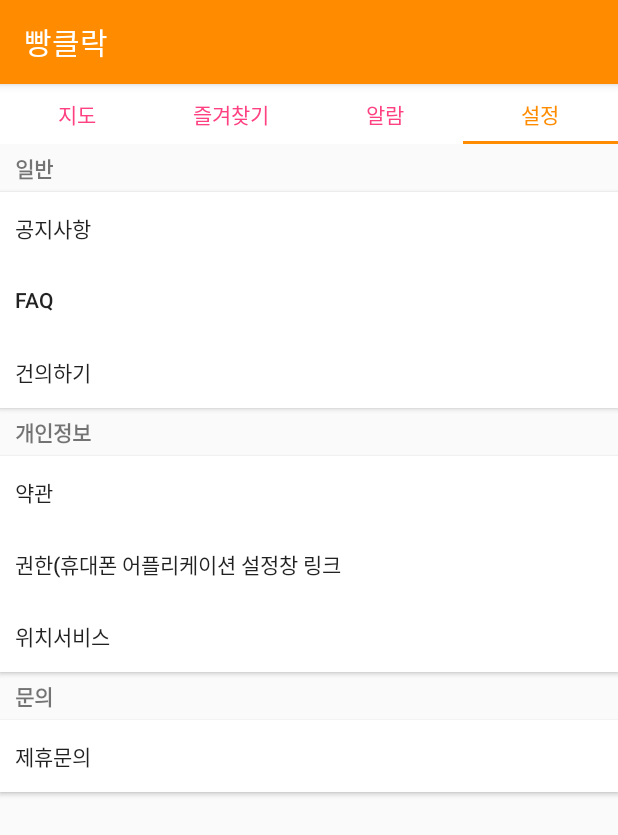
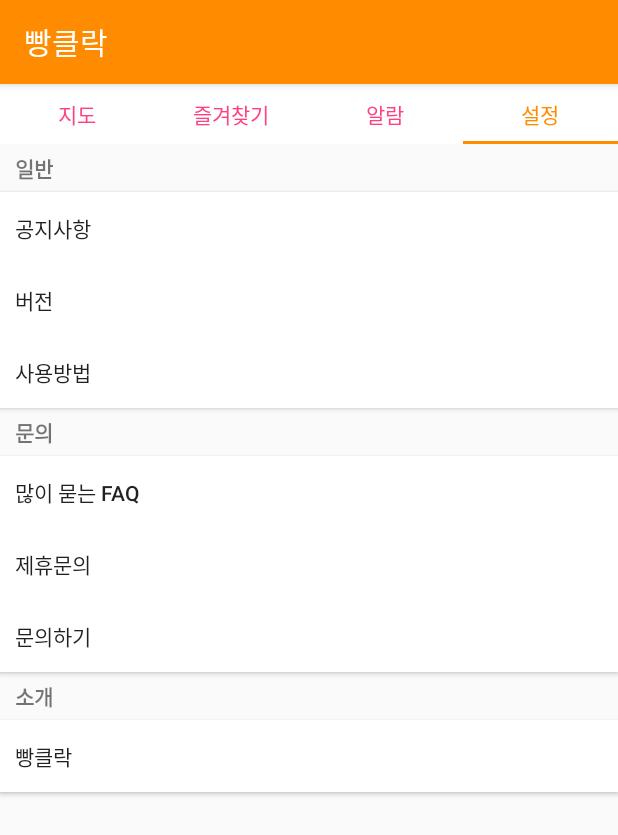
Before and after one commit to parksodam0328/BreadClock, an Android app: the screen it shows after launch (BarActivity), tab 4 chosen, on a phone screen of 412 x 824 dp. Shown: the top 835 px of the screen. Run offline under Robolectric (Android 15) with nearby library versions, the phone set to English and light mode, and no system bars.

Commit message:
- 설정부분 수정 - 버튼 클릭시 버튼내용 창이 뜨게끔

```diff
--- a/app/build.gradle
+++ b/app/build.gradle
@@ -26,6 +26,7 @@ dependencies {
     androidTestCompile('com.android.support.test.espresso:espresso-core:2.2.2', {
         exclude group: 'com.android.support', module: 'support-annotations'
     })
+    //설정 펼쳐지는것
     compile 'com.google.android.gms:play-services-maps:11.0.0'
     compile 'com.google.android.gms:play-services-location:11.0.0'
     compile 'com.android.support:appcompat-v7:25.1.1'
@@ -34,5 +35,6 @@ dependencies {
     compile 'noman.placesapi:placesAPI:1.1.3'
     compile 'com.android.support:multidex:1.0.1'
     compile 'com.android.support:support-v4:25.3.1'
+    compile 'com.ms-square:expandableTextView:0.1.4'
     testCompile 'junit:junit:4.12'
 }
--- a/app/src/main/AndroidManifest.xml
+++ b/app/src/main/AndroidManifest.xml
@@ -32,7 +32,8 @@
         <activity android:name=".NotificationSomethings" />
         <activity android:name=".NotificationMainActivity" />
         <activity android:name=".BarActivity" />
-        <activity android:name=".MapMarkersActivity"></activity>
+        <activity android:name=".MapMarkersFragment" />
+        <activity android:name=".NoticeActivity"></activity>
     </application>
 
 </manifest>
--- a/app/src/main/res/layout/fragment_set.xml
+++ b/app/src/main/res/layout/fragment_set.xml
@@ -10,6 +10,8 @@
         android:layout_marginTop="5dp"
         android:layout_marginBottom="5dp"
         android:textStyle="bold"
+        android:visibility="visible"
+
         />
 
     <Button
@@ -19,7 +21,22 @@
         android:background="@drawable/button_setting"
         android:gravity="left|center_vertical"
         android:paddingLeft="10dp"
-        android:text="공지사항" />
+        android:text="공지사항"
+        android:visibility="visible"
+
+        />
+
+    <TextView
+        android:layout_width="wrap_content"
+        android:layout_height="wrap_content"
+        android:paddingLeft="10dp"
+        android:text="공지사항에 들어갈 내용들........."
+        android:layout_marginTop="5dp"
+        android:layout_marginBottom="5dp"
+        android:textStyle="bold"
+        android:visibility="gone"
+        />
+
 
 
     <Button
@@ -29,7 +46,10 @@
         android:background="@drawable/button_setting"
         android:gravity="left|center_vertical"
         android:paddingLeft="10dp"
-        android:text="FAQ" />
+        android:text="버전"
+        android:visibility="visible"
+        />
+
 
     <Button
         android:id="@+id/button5"
@@ -38,45 +58,7 @@
         android:background="@drawable/button_setting"
         android:gravity="left|center_vertical"
         android:paddingLeft="10dp"
-        android:text="건의하기" />
-
-
-    <TextView
-        android:layout_width="wrap_content"
-        android:layout_height="wrap_content"
-        android:paddingLeft="10dp"
-        android:layout_marginTop="5dp"
-        android:layout_marginBottom="5dp"
-        android:text="개인정보"
-        android:textStyle="bold"
-        />
-
-    <Button
-        android:id="@+id/button6"
-        android:layout_width="match_parent"
-        android:layout_height="wrap_content"
-        android:background="@drawable/button_setting"
-        android:gravity="left|center_vertical"
-        android:paddingLeft="10dp"
-        android:text="약관" />
-
-    <Button
-        android:id="@+id/button7"
-        android:layout_width="match_parent"
-        android:layout_height="wrap_content"
-        android:background="@drawable/button_setting"
-        android:gravity="left|center_vertical"
-        android:paddingLeft="10dp"
-        android:text="권한(휴대폰 어플리케이션 설정창 링크" />
-
-    <Button
-        android:id="@+id/button8"
-        android:layout_width="match_parent"
-        android:layout_height="wrap_content"
-        android:background="@drawable/button_setting"
-        android:gravity="left|center_vertical"
-        android:paddingLeft="10dp"
-        android:text="위치서비스" />
+        android:text="사용방법" />
 
 
     <TextView
@@ -90,7 +72,16 @@
         />
 
     <Button
-        android:id="@+id/button9"
+        android:id="@+id/button6"
+        android:layout_width="match_parent"
+        android:layout_height="wrap_content"
+        android:background="@drawable/button_setting"
+        android:gravity="left|center_vertical"
+        android:paddingLeft="10dp"
+        android:text="많이 묻는 FAQ" />
+
+    <Button
+        android:id="@+id/button7"
         android:layout_width="match_parent"
         android:layout_height="wrap_content"
         android:background="@drawable/button_setting"
@@ -98,28 +89,35 @@
         android:paddingLeft="10dp"
         android:text="제휴문의" />
 
+    <Button
+        android:id="@+id/button8"
+        android:layout_width="match_parent"
+        android:layout_height="wrap_content"
+        android:background="@drawable/button_setting"
+        android:gravity="left|center_vertical"
+        android:paddingLeft="10dp"
+        android:text="문의하기" />
+
+
+    <TextView
+        android:layout_width="wrap_content"
+        android:layout_height="wrap_content"
+        android:paddingLeft="10dp"
+        android:layout_marginTop="5dp"
+        android:layout_marginBottom="5dp"
+        android:text="소개"
+        android:textStyle="bold"
+        />
+
+    <Button
+        android:id="@+id/button9"
+        android:layout_width="match_parent"
+        android:layout_height="wrap_content"
+        android:background="@drawable/button_setting"
+        android:gravity="left|center_vertical"
+        android:paddingLeft="10dp"
+        android:text="빵클락" />
+
+
+
 </LinearLayout>
-
-<!--<?xml version="1.0" encoding="utf-8"?>-->
-<!--<PreferenceScreen xmlns:android="http://schemas.android.com/apk/res/android" >-->
-    <!--<PreferenceCategory-->
-        <!--android:key="keycateappversion"-->
-        <!--android:title="앱버전" >-->
-        <!--<Preference-->
-            <!--android:key="keyappversion"-->
-            <!--android:title="3.0.6" />-->
-    <!--</PreferenceCategory>-->
-    <!--<Preference-->
-        <!--android:key="keyagree"-->
-        <!--android:title="약관 및 취급방침" />-->
-    <!--<PreferenceCategory-->
-        <!--android:key="keycatehelp"-->
-        <!--android:title="문의하기" >-->
-        <!--<Preference-->
-            <!--android:key="keyhelp"-->
-            <!--android:title="도움말" />-->
-        <!--<Preference-->
-            <!--android:key="keycontact"-->
-            <!--android:title="고객센터" />-->
-    <!--</PreferenceCategory>-->
-<!--</PreferenceScreen>-->
```
Also changed, not shown: app/src/main/java/kr/hs/emirim/parksodam/breadclock/NoticeActivity.java (added, +13 -0 lines), app/src/main/java/kr/hs/emirim/parksodam/breadclock/SetFragment.java (+36 -1 lines), app/src/main/res/layout/activity_notice.xml (added, +18 -0 lines).
